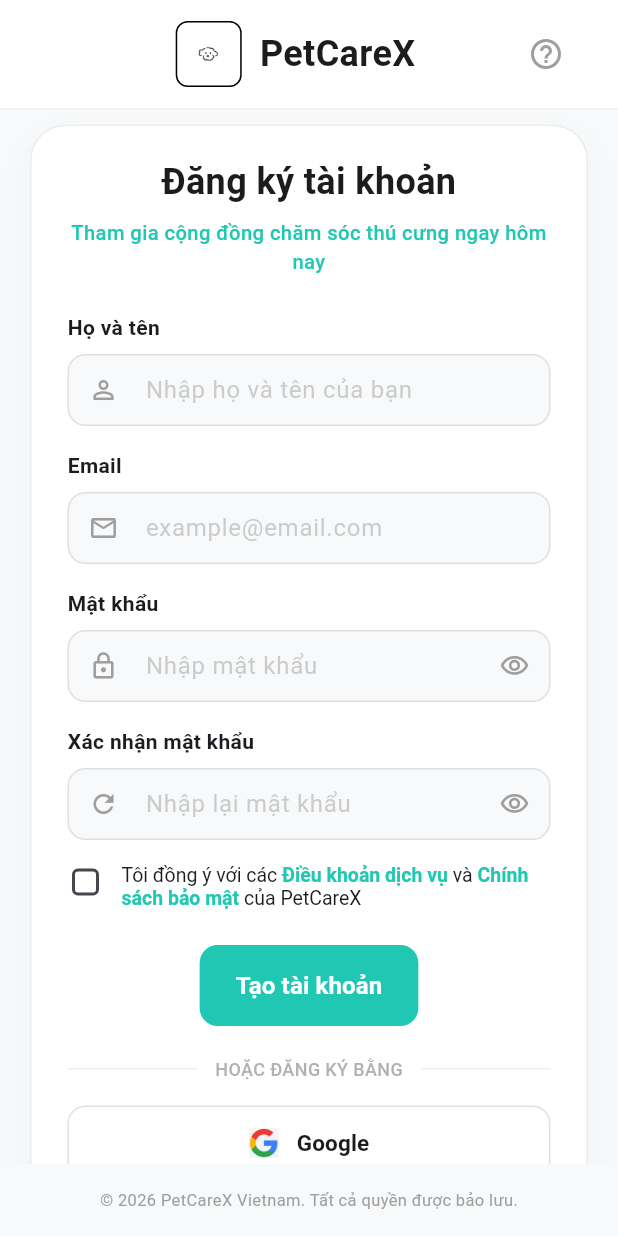
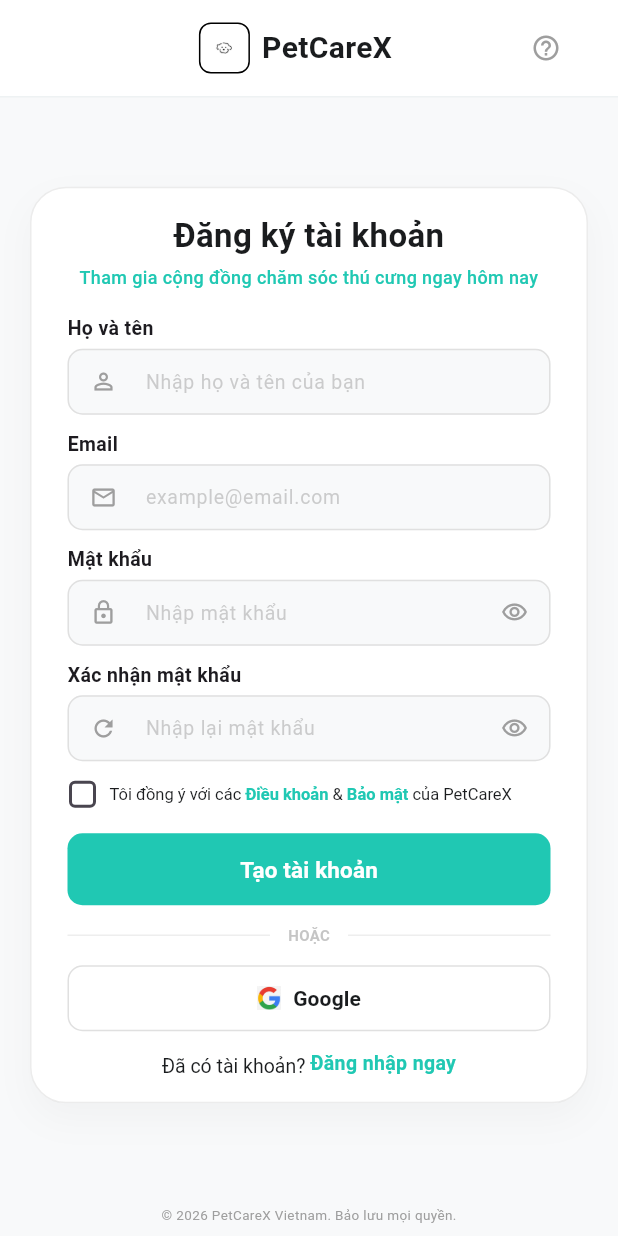
Before and after one commit to RyuujiVN/PetcareX, a Flutter app: the screen it shows after launch, after a tap on "Đăng nhập", after a tap on "Đăng ký ngay", on a phone screen of 412 x 824 dp. Run offline on Flutter 3.47's test engine with Material 3 defaults, Android fonts, the light colour scheme and no system bars; our stand-ins replace firebase_auth, firebase_core, google_sign_in, image_picker, permission_handler; accounts and stored records are empty.

```diff
--- a/FE/Mobile/petcarex/lib/features/auth/presentation/login_page.dart
+++ b/FE/Mobile/petcarex/lib/features/auth/presentation/login_page.dart
@@ -5,6 +5,7 @@
 import '../../../../core/theme/app_text_styles.dart';
 import 'register_page.dart';
 import 'forgot_password_page.dart';
+import '../presentation/home_page.dart';
 
 class LoginPage extends StatefulWidget {
   const LoginPage({super.key});
@@ -31,8 +32,17 @@
 
   void _login() {
     if (_formKey.currentState!.validate()) {
-      debugPrint("Email: ${emailController.text}");
-      debugPrint("Password: ${passwordController.text}");
+      // Tài khoản test Admin
+      if (emailController.text == "admin" && passwordController.text == "12345") {
+        Navigator.pushReplacement(
+          context,
+          MaterialPageRoute(builder: (context) => const HomePage()),
+        );
+      } else {
+        ScaffoldMessenger.of(context).showSnackBar(
+          const SnackBar(content: Text('Sai tài khoản hoặc mật khẩu!')),
+        );
+      }
     }
   }
 
@@ -49,6 +59,14 @@
 
       await FirebaseAuth.instance.signInWithCredential(credential);
       debugPrint("Đăng nhập Google thành công");
+
+      // Sau khi đăng nhập Google thành công cũng chuyển sang HomePage
+      if (mounted) {
+        Navigator.pushReplacement(
+          context,
+          MaterialPageRoute(builder: (context) => const HomePage()),
+        );
+      }
     } catch (e) {
       debugPrint("Google sign in error: $e");
     }
@@ -127,10 +145,10 @@
       decoration: BoxDecoration(
         color: AppColors.white,
         borderRadius: BorderRadius.circular(24),
-        border: Border.all(color: AppColors.grey.withValues(alpha: 0.2)),
+        border: Border.all(color: AppColors.grey.withOpacity(0.2)),
         boxShadow: [
           BoxShadow(
-            color: Colors.black.withValues(alpha: 0.03),
+            color: Colors.black.withOpacity(0.03),
             blurRadius: 20,
             offset: const Offset(0, 10),
           ),
@@ -191,7 +209,7 @@
           padding: const EdgeInsets.symmetric(horizontal: 12),
           child: Text(
             "Hoặc tiếp đăng nhập với",
-            style: TextStyle(color: AppColors.grey.withValues(alpha: 0.8), fontSize: 13),
+            style: TextStyle(color: AppColors.grey.withOpacity(0.8), fontSize: 13),
           ),
         ),
         const Expanded(child: Divider(color: Color(0xFFEEEEEE))),
@@ -211,10 +229,9 @@
         const SizedBox(height: 6),
         TextFormField(
           controller: emailController,
-          keyboardType: TextInputType.emailAddress,
           decoration: InputDecoration(
             hintText: 'example@petcare.vn',
-            hintStyle: TextStyle(color: AppColors.grey.withValues(alpha: 0.5)),
+            hintStyle: TextStyle(color: AppColors.grey.withOpacity(0.5)),
             prefixIcon: const Icon(Icons.email_outlined, size: 20, color: AppColors.grey),
             contentPadding: const EdgeInsets.symmetric(vertical: 12, horizontal: 16),
             border: OutlineInputBorder(
@@ -228,7 +245,6 @@
           ),
           validator: (value) {
             if (value == null || value.isEmpty) return 'Vui lòng nhập email';
-            if (!value.contains('@')) return 'Email không hợp lệ';
             return null;
           },
         ),
--- a/FE/Mobile/petcarex/lib/features/auth/presentation/register_page.dart
+++ b/FE/Mobile/petcarex/lib/features/auth/presentation/register_page.dart
@@ -74,7 +74,7 @@
             Expanded(
               child: Center(
                 child: SingleChildScrollView(
-                  padding: const EdgeInsets.symmetric(horizontal: 20, vertical: 10),
+                  padding: const EdgeInsets.symmetric(horizontal: 20, vertical: 5), // Giảm vertical padding
                   child: _buildRegisterCard(),
                 ),
               ),
@@ -89,7 +89,7 @@
   // ================= HEADER =================
   Widget _buildHeader() {
     return Container(
-      padding: const EdgeInsets.symmetric(horizontal: 24, vertical: 12),
+      padding: const EdgeInsets.symmetric(horizontal: 24, vertical: 8), // Giảm vertical padding
       decoration: const BoxDecoration(
         color: AppColors.white,
         border: Border(bottom: BorderSide(color: Color(0xFFEEF2F3))),
@@ -97,12 +97,12 @@
       child: Row(
         mainAxisAlignment: MainAxisAlignment.spaceBetween,
         children: [
-          const SizedBox(width: 30), // Để cân bằng với icon help
+          const SizedBox(width: 30),
           Row(
             mainAxisSize: MainAxisSize.min,
             children: [
               Container(
-                padding: const EdgeInsets.all(6),
+                padding: const EdgeInsets.all(4), // Giảm padding
                 decoration: BoxDecoration(
                   border: Border.all(
                     color: Colors.black,
@@ -112,16 +112,16 @@
                 ),
                 child: Image.asset(
                   'assets/images/icon.png',
-                  width: 30,
-                  height: 30,
+                  width: 24, // Giảm kích thước icon
+                  height: 24,
                   fit: BoxFit.contain,
                 ),
               ),
-              const SizedBox(width: 12),
+              const SizedBox(width: 8),
               const Text(
                 'PetCareX',
                 style: TextStyle(
-                  fontSize: 24,
+                  fontSize: 20, // Giảm cỡ chữ
                   fontWeight: FontWeight.bold,
                   color: AppColors.textDark,
                 ),
@@ -130,7 +130,9 @@
           ),
           IconButton(
             onPressed: () {},
-            icon: const Icon(Icons.help_outline, color: AppColors.grey),
+            padding: EdgeInsets.zero, // Loại bỏ padding của icon button
+            constraints: const BoxConstraints(),
+            icon: const Icon(Icons.help_outline, color: AppColors.grey, size: 20),
           ),
         ],
       ),
@@ -140,14 +142,14 @@
   // ================= CARD =================
   Widget _buildRegisterCard() {
     return Container(
-      padding: const EdgeInsets.symmetric(horizontal: 24, vertical: 20),
+      padding: const EdgeInsets.symmetric(horizontal: 24, vertical: 16), // Giảm vertical padding
       decoration: BoxDecoration(
         color: AppColors.white,
         borderRadius: BorderRadius.circular(24),
-        border: Border.all(color: AppColors.grey.withValues(alpha: 0.2)),
+        border: Border.all(color: AppColors.grey.withOpacity(0.2)),
         boxShadow: [
           BoxShadow(
-            color: Colors.black.withValues(alpha: 0.03),
+            color: Colors.black.withOpacity(0.03),
             blurRadius: 20,
             offset: const Offset(0, 10),
           ),
@@ -157,30 +159,35 @@
         key: _formKey,
         child: Column(
           crossAxisAlignment: CrossAxisAlignment.center,
+          mainAxisSize: MainAxisSize.min, // Để card ôm sát nội dung
           children: [
             const Text(
               'Đăng ký tài khoản',
-              style: AppTextStyles.title,
+              style: TextStyle(
+                fontSize: 22, // Giảm nhẹ cỡ chữ tiêu đề
+                fontWeight: FontWeight.bold,
+                color: AppColors.textDark,
+              ),
               textAlign: TextAlign.center,
             ),
-            const SizedBox(height: 8),
+            const SizedBox(height: 4), // Giảm khoảng cách
             const Text(
               'Tham gia cộng đồng chăm sóc thú cưng ngay hôm nay',
               textAlign: TextAlign.center,
               style: TextStyle(
-                fontSize: 13.5,
+                fontSize: 12, // Giảm cỡ chữ
                 color: AppColors.primary,
                 fontWeight: FontWeight.w500,
               ),
             ),
-            const SizedBox(height: 24),
+            const SizedBox(height: 16), // Giảm khoảng cách
             _buildTextField(
               label: 'Họ và tên',
               hint: 'Nhập họ và tên của bạn',
               controller: nameController,
               icon: Icons.person_outline,
             ),
-            const SizedBox(height: 16),
+            const SizedBox(height: 10), // Giảm khoảng cách giữa các field
             _buildTextField(
               label: 'Email',
               hint: 'example@email.com',
@@ -188,7 +195,7 @@
               icon: Icons.email_outlined,
               keyboardType: TextInputType.emailAddress,
             ),
-            const SizedBox(height: 16),
+            const SizedBox(height: 10),
             _buildPasswordField(
               label: 'Mật khẩu',
               hint: 'Nhập mật khẩu',
@@ -196,7 +203,7 @@
               obscureText: _obscurePassword,
               onToggle: () => setState(() => _obscurePassword = !_obscurePassword),
             ),
-            const SizedBox(height: 16),
+            const SizedBox(height: 10),
             _buildPasswordField(
               label: 'Xác nhận mật khẩu',
               hint: 'Nhập lại mật khẩu',
@@ -205,15 +212,15 @@
               onToggle: () => setState(() => _obscureConfirmPassword = !_obscureConfirmPassword),
               icon: Icons.refresh,
             ),
-            const SizedBox(height: 16),
+            const SizedBox(height: 12), // Giảm khoảng cách
             _buildTermsCheckbox(),
-            const SizedBox(height: 24),
+            const SizedBox(height: 16), // Giảm khoảng cách
             _buildRegisterButton(),
-            const SizedBox(height: 20),
+            const SizedBox(height: 12), // Giảm khoảng cách
             _buildDivider(),
-            const SizedBox(height: 16),
+            const SizedBox(height: 12),
             _buildGoogleButton(),
-            const SizedBox(height: 16),
+            const SizedBox(height: 12),
             _buildLoginText(),
           ],
         ),
@@ -233,25 +240,28 @@
       children: [
         Text(
           label,
-          style: const TextStyle(fontWeight: FontWeight.bold, fontSize: 14),
+          style: const TextStyle(fontWeight: FontWeight.bold, fontSize: 13), // Giảm nhẹ cỡ chữ label
         ),
-        const SizedBox(height: 8),
-        TextFormField(
+        const SizedBox(height: 4), // Giảm khoảng cách label và field
+        SizedBox(
+          height: 44, // Cố định chiều cao field để thu gọn
+          child: TextFormField(
             controller: controller,
             keyboardType: keyboardType,
+            style: const TextStyle(fontSize: 14),
             decoration: InputDecoration(
               hintText: hint,
-            hintStyle: TextStyle(color: AppColors.grey.withValues(alpha: 0.5)),
-            prefixIcon: Icon(icon, size: 20, color: AppColors.grey),
-            contentPadding: const EdgeInsets.symmetric(vertical: 12, horizontal: 16),
+              hintStyle: TextStyle(color: AppColors.grey.withOpacity(0.5), fontSize: 13),
+              prefixIcon: Icon(icon, size: 18, color: AppColors.grey),
+              contentPadding: const EdgeInsets.symmetric(vertical: 0, horizontal: 16), // Giảm padding nội bộ
               filled: true,
               fillColor: const Color(0xFFF8F9FA),
               border: OutlineInputBorder(
-              borderRadius: BorderRadius.circular(12),
+                borderRadius: BorderRadius.circular(10),
                 borderSide: const BorderSide(color: Color(0xFFE0E0E0)),
               ),
               enabledBorder: OutlineInputBorder(
-              borderRadius: BorderRadius.circular(12),
+                borderRadius: BorderRadius.circular(10),
                 borderSide: const BorderSide(color: Color(0xFFE0E0E0)),
               ),
             ),
@@ -259,6 +269,7 @@
               if (value == null || value.isEmpty) return 'Vui lòng nhập $label';
               return null;
             },
+          ),
         ),
       ],
     );
@@ -277,33 +288,36 @@
       children: [
         Text(
           label,
-          style: const TextStyle(fontWeight: FontWeight.bold, fontSize: 14),
+          style: const TextStyle(fontWeight: FontWeight.bold, fontSize: 13),
         ),
-        const SizedBox(height: 8),
-        TextFormField(
+        const SizedBox(height: 4),
+        SizedBox(
+          height: 44,
+          child: TextFormField(
             controller: controller,
             obscureText: obscureText,
+            style: const TextStyle(fontSize: 14),
             decoration: InputDecoration(
               hintText: hint,
-            hintStyle: TextStyle(color: AppColors.grey.withValues(alpha: 0.5)),
-            prefixIcon: Icon(icon, size: 20, color: AppColors.grey),
+              hintStyle: TextStyle(color: AppColors.grey.withOpacity(0.5), fontSize: 13),
+              prefixIcon: Icon(icon, size: 18, color: AppColors.grey),
               suffixIcon: IconButton(
                 icon: Icon(
                   obscureText ? Icons.visibility_outlined : Icons.visibility_off_outlined,
-                size: 20,
+                  size: 18,
                   color: AppColors.grey,
                 ),
                 onPressed: onToggle,
               ),
-            contentPadding: const EdgeInsets.symmetric(vertical: 12, horizontal: 16),
+              contentPadding: const EdgeInsets.symmetric(vertical: 0, horizontal: 16),
               filled: true,
               fillColor: const Color(0xFFF8F9FA),
               border: OutlineInputBorder(
-              borderRadius: BorderRadius.circular(12),
+                borderRadius: BorderRadius.circular(10),
                 borderSide: const BorderSide(color: Color(0xFFE0E0E0)),
               ),
               enabledBorder: OutlineInputBorder(
-              borderRadius: BorderRadius.circular(12),
+                borderRadius: BorderRadius.circular(10),
                 borderSide: const BorderSide(color: Color(0xFFE0E0E0)),
               ),
             ),
@@ -315,17 +329,18 @@
               return null;
             },
           ),
+        ),
       ],
     );
   }
 
   Widget _buildTermsCheckbox() {
     return Row(
-      crossAxisAlignment: CrossAxisAlignment.start,
+      crossAxisAlignment: CrossAxisAlignment.center, // Chỉnh giữa theo chiều dọc
       children: [
         SizedBox(
-          width: 24,
-          height: 24,
+          width: 20, // Thu nhỏ checkbox
+          height: 20,
           child: Checkbox(
             value: _agreeToTerms,
             activeColor: AppColors.primary,
@@ -333,20 +348,20 @@
             onChanged: (val) => setState(() => _agreeToTerms = val ?? false),
           ),
         ),
-        const SizedBox(width: 12),
+        const SizedBox(width: 8),
         Expanded(
           child: RichText(
             text: TextSpan(
               text: 'Tôi đồng ý với các ',
-              style: const TextStyle(color: AppColors.textDark, fontSize: 13),
+              style: const TextStyle(color: AppColors.textDark, fontSize: 11), // Thu nhỏ cỡ chữ
               children: [
                 TextSpan(
-                  text: 'Điều khoản dịch vụ',
+                  text: 'Điều khoản',
                   style: const TextStyle(color: AppColors.primary, fontWeight: FontWeight.bold),
                 ),
-                const TextSpan(text: ' và '),
+                const TextSpan(text: ' & '),
                 TextSpan(
-                  text: 'Chính sách bảo mật',
+                  text: 'Bảo mật',
                   style: const TextStyle(color: AppColors.primary, fontWeight: FontWeight.bold),
                 ),
                 const TextSpan(text: ' của PetCareX'),
@@ -360,18 +375,19 @@
 
   Widget _buildRegisterButton() {
     return SizedBox(
-      height: 54,
+      height: 48, // Giảm chiều cao nút
+      width: double.infinity,
       child: ElevatedButton(
         onPressed: _register,
         style: ElevatedButton.styleFrom(
           backgroundColor: AppColors.primary,
           foregroundColor: AppColors.white,
           elevation: 0,
-          shape: RoundedRectangleBorder(borderRadius: BorderRadius.circular(12)),
+          shape: RoundedRectangleBorder(borderRadius: BorderRadius.circular(10)),
         ),
         child: const Text(
           'Tạo tài khoản',
-          style: AppTextStyles.button,
+          style: TextStyle(fontSize: 15, fontWeight: FontWeight.bold),
         ),
       ),
     );
@@ -384,11 +400,11 @@
         Padding(
           padding: const EdgeInsets.symmetric(horizontal: 12),
           child: Text(
-            "HOẶC ĐĂNG KÝ BẰNG",
+            "HOẶC",
             style: TextStyle(
-              color: AppColors.grey.withValues(alpha: 0.8),
-              fontSize: 12,
-              fontWeight: FontWeight.w500,
+              color: AppColors.grey.withOpacity(0.6),
+              fontSize: 10,
+              fontWeight: FontWeight.bold,
             ),
           ),
         ),
@@ -399,13 +415,14 @@
 
   Widget _buildGoogleButton() {
     return SizedBox(
-      height: 50,
+      height: 44, // Giảm chiều cao nút
+      width: double.infinity,
       child: OutlinedButton(
         onPressed: _registerWithGoogle,
         style: OutlinedButton.styleFrom(
           side: const BorderSide(color: Color(0xFFE0E0E0)),
           shape: RoundedRectangleBorder(
-            borderRadius: BorderRadius.circular(12),
+            borderRadius: BorderRadius.circular(10),
           ),
         ),
         child: Row(
@@ -413,15 +430,15 @@
           children: [
             Image.asset(
               'assets/images/google.png',
-              height: 20,
+              height: 16,
               fit: BoxFit.contain,
             ),
-            const SizedBox(width: 12),
+            const SizedBox(width: 8),
             const Text(
               'Google',
               style: TextStyle(
                 color: AppColors.textDark,
-                fontSize: 15,
+                fontSize: 14,
                 fontWeight: FontWeight.w600,
               ),
             ),
@@ -436,7 +453,7 @@
       child: RichText(
         text: TextSpan(
           text: 'Đã có tài khoản? ',
-          style: const TextStyle(color: AppColors.textDark, fontSize: 14),
+          style: const TextStyle(color: AppColors.textDark, fontSize: 13),
           children: [
             WidgetSpan(
               child: GestureDetector(
@@ -446,7 +463,7 @@
                   style: TextStyle(
                     color: AppColors.primary,
                     fontWeight: FontWeight.bold,
-                    fontSize: 14,
+                    fontSize: 13,
                   ),
                 ),
               ),
@@ -459,10 +476,10 @@
 
   Widget _buildFooter() {
     return const Padding(
-      padding: EdgeInsets.symmetric(vertical: 16),
+      padding: EdgeInsets.symmetric(vertical: 8), // Giảm padding
       child: Text(
-        '© 2026 PetCareX Vietnam. Tất cả quyền được bảo lưu.',
-        style: TextStyle(color: AppColors.grey, fontSize: 11),
+        '© 2026 PetCareX Vietnam. Bảo lưu mọi quyền.',
+        style: TextStyle(color: AppColors.grey, fontSize: 9),
       ),
     );
   }
```
Lines whose indentation alone changed are shown as unchanged.
